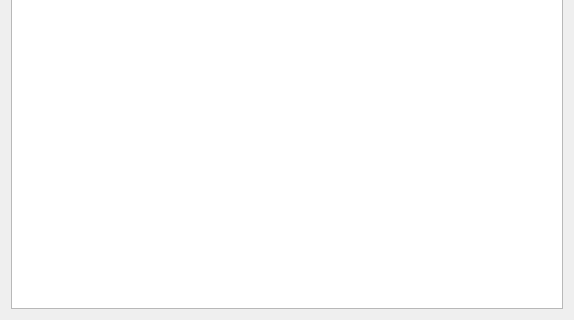
travisgoodspeed/maskromtool, file romhexdialog.ui: the form before one commit; both pictures show x 0 to 574 and y 723 to 1043 of the 574 by 1043 pixel window.
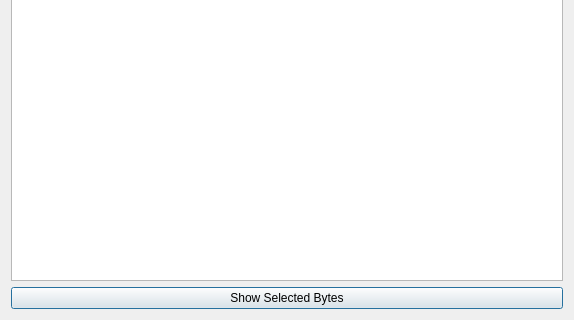
The form after the commit.

Commit message: Hex selection button is now in the hex viewer.

Diff of the .ui file:
```diff
--- a/romhexdialog.ui
+++ b/romhexdialog.ui
@@ -30,6 +30,13 @@
      </property>
     </widget>
    </item>
+   <item>
+    <widget class="QPushButton" name="buttonShow">
+     <property name="text">
+      <string>Show Selected Bytes</string>
+     </property>
+    </widget>
+   </item>
   </layout>
  </widget>
  <resources/>
```
The commit also changes 4 other files.
